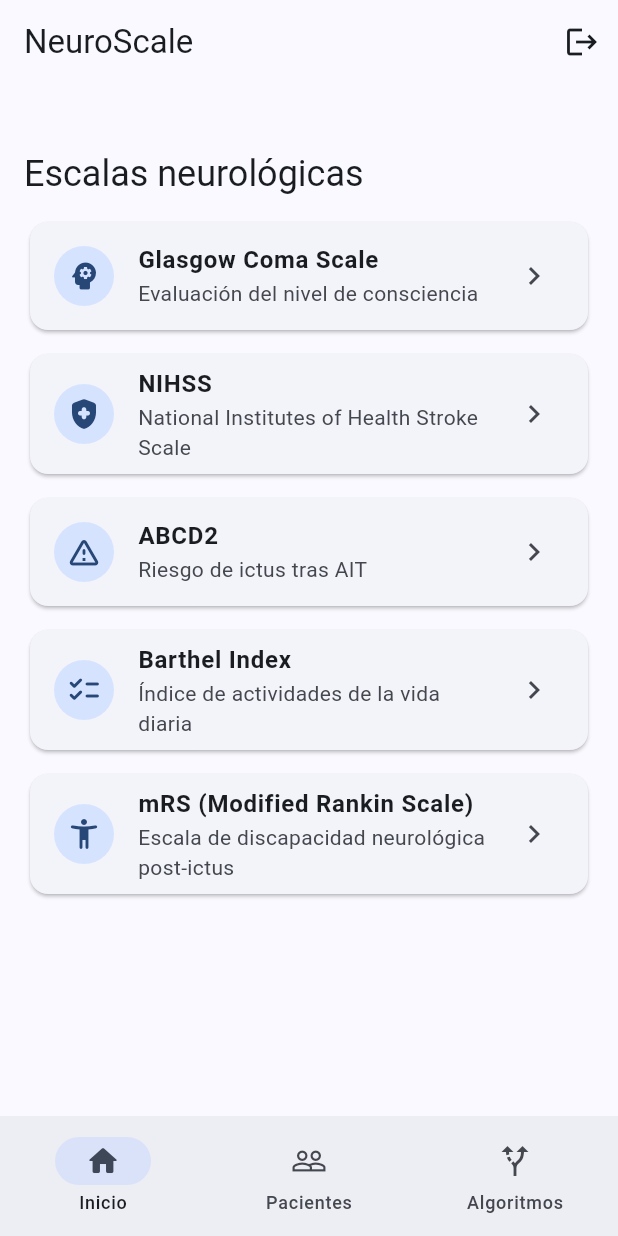
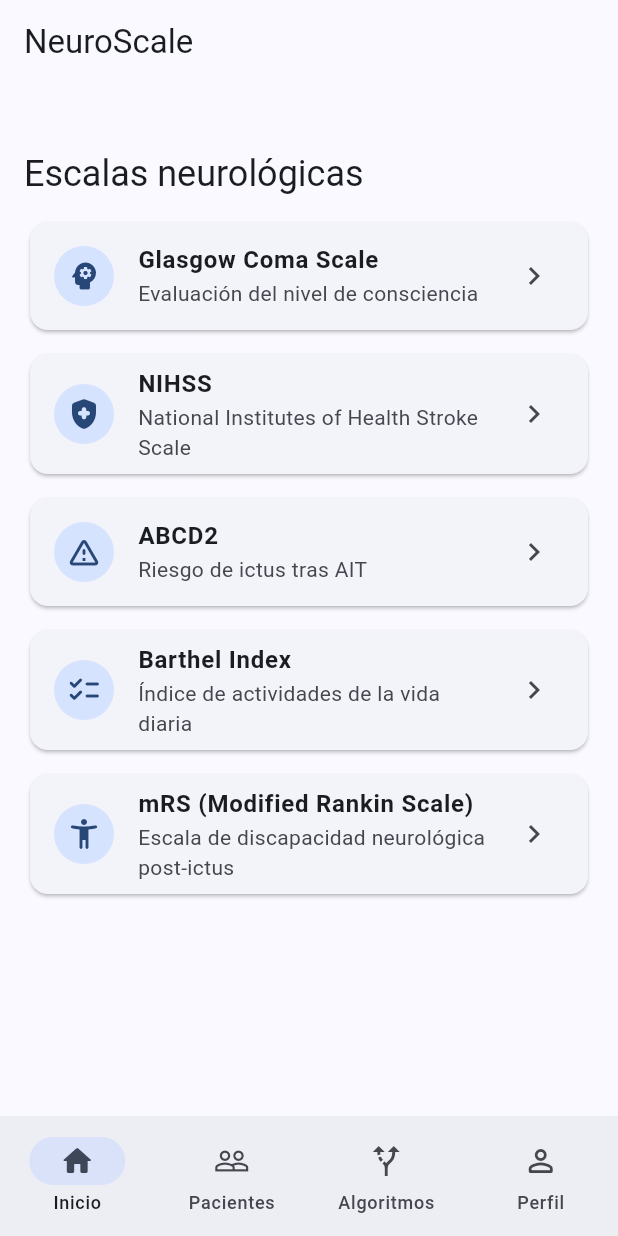
Before and after one commit to grisllo/NeuroScaleApp, a Flutter app: the ScalesTabScreen screen opened by its route, on a phone screen of 412 x 824 dp. Run offline on Flutter 3.47's test engine with Material 3 defaults, Android fonts, the phone set to English and light mode, and no system bars; our stand-ins replace drift, drift_flutter, email_validator, fl_chart, flutter_riverpod, go_router and 3 more; accounts and stored records are empty; generated files the repository leaves out were written again.

Commit message:
feat(profile): subfase 4.4 — pantalla de perfil + selector de idioma
Tab Perfil (4th branch StatefulShellRoute): email (solo lectura),
SegmentedButton ES/EN que persiste a SharedPreferences y actualiza
localeProvider en runtime, botón logout. Logout eliminado del AppBar
de escalas. 165/165 tests, 0 issues analyze.

Co-Authored-By: Claude Sonnet 4.6 <noreply@anthropic.com>

```diff
--- a/lib/core/routing/app_shell.dart
+++ b/lib/core/routing/app_shell.dart
@@ -43,6 +43,11 @@ class AppShell extends StatelessWidget {
             selectedIcon: const Icon(Icons.alt_route_rounded),
             label: l10n.tabAlgorithms,
           ),
+          NavigationDestination(
+            icon: const Icon(Icons.person_outline_rounded),
+            selectedIcon: const Icon(Icons.person_rounded),
+            label: l10n.tabProfile,
+          ),
         ],
       ),
     );
--- a/lib/features/home/presentation/screens/scales_tab_screen.dart
+++ b/lib/features/home/presentation/screens/scales_tab_screen.dart
@@ -2,7 +2,6 @@ import 'package:flutter/material.dart';
 import 'package:flutter_riverpod/flutter_riverpod.dart';
 import 'package:go_router/go_router.dart';
 
-import '../../../../features/auth/presentation/providers/auth_controller.dart';
 import '../../../../features/auth/presentation/providers/session_provider.dart';
 
 class ScalesTabScreen extends ConsumerWidget {
@@ -15,14 +14,6 @@ class ScalesTabScreen extends ConsumerWidget {
     return Scaffold(
       appBar: AppBar(
         title: const Text('NeuroScale'),
-        actions: [
-          IconButton(
-            icon: const Icon(Icons.logout),
-            tooltip: 'Cerrar sesión',
-            onPressed: () =>
-                ref.read(authControllerProvider.notifier).signOut(),
-          ),
-        ],
       ),
       body: ListView(
         padding: const EdgeInsets.all(16),
--- a/lib/l10n/app_es.arb
+++ b/lib/l10n/app_es.arb
@@ -764,5 +764,23 @@
   "algoSahRHh45Rec2": "Consulta urgente con neurocirugía e intensivismo.",
   "@algoSahRHh45Rec2": { "description": "" },
   "algoSahRHh45Rec3": "Pronóstico reservado. Información a la familia y valoración pronóstica precoz.",
-  "@algoSahRHh45Rec3": { "description": "" }
+  "@algoSahRHh45Rec3": { "description": "" },
+
+  "tabProfile": "Perfil",
+  "@tabProfile": { "description": "Etiqueta del tab de perfil" },
+
+  "profileTitle": "Mi perfil",
+  "@profileTitle": { "description": "Título de la pantalla de perfil" },
+
+  "profileEmailLabel": "Correo electrónico",
+  "@profileEmailLabel": { "description": "Etiqueta del campo email en perfil" },
+
+  "profileLanguageLabel": "Idioma",
+  "@profileLanguageLabel": { "description": "Etiqueta del selector de idioma" },
+
+  "profileLanguageEs": "Español",
+  "@profileLanguageEs": { "description": "Opción español en selector de idioma" },
+
+  "profileLanguageEn": "English",
+  "@profileLanguageEn": { "description": "Opción inglés en selector de idioma" }
 }
```
Also changed, not shown: lib/core/routing/app_router.dart (+11 -0 lines), lib/features/profile/presentation/screens/profile_screen.dart (added, +85 -0 lines), lib/l10n/app_en.arb (+19 -1 lines).
